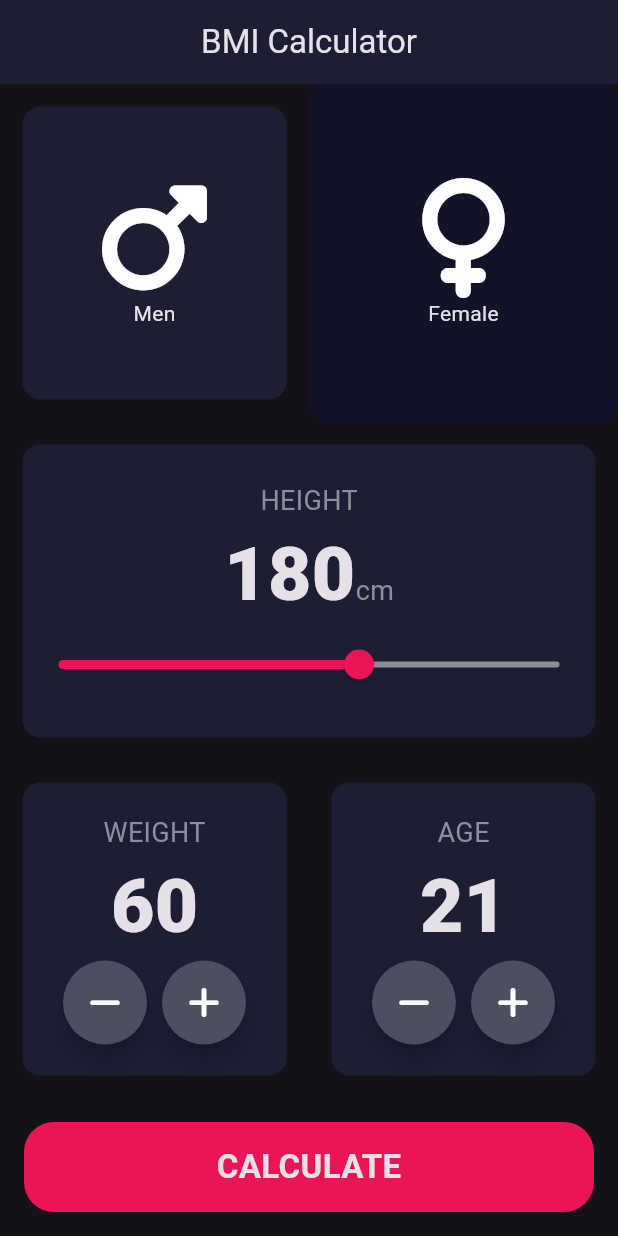
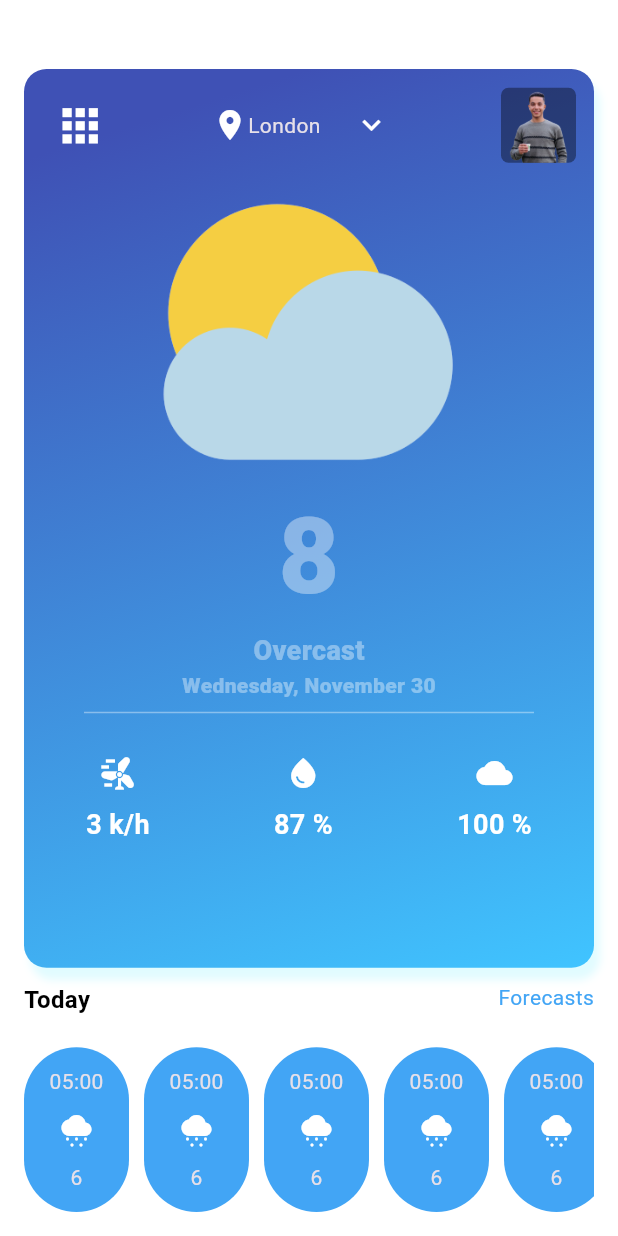
Before and after one commit to kerlos-alrayan/bmi_app, a Flutter app: the screen it shows after launch, on a phone screen of 412 x 824 dp. Run offline on Flutter 3.47's test engine with Material 3 defaults, Android fonts, the phone set to English and light mode, and no system bars; our stand-ins replace dio, font_awesome_flutter, rflutter_alert.

Commit message:
commit 1

```diff
--- a/lib/bmi_calculate/widgets/color_style.dart
+++ b/lib/bmi_calculate/widgets/color_style.dart
@@ -39,3 +39,25 @@ const kBMITextStyle = TextStyle(
 const kBodyTextStyle = TextStyle(
   fontSize: 22.0,
 );
+
+// Weather App
+const kNumberTextStyleWeather = TextStyle(
+  fontSize: 70.0,
+  fontWeight: FontWeight.w900,
+  color: Colors.white38,
+);
+const kBoldTextTextStyleWeather = TextStyle(
+  fontSize:18.0,
+  fontWeight: FontWeight.w900,
+  color: Colors.white38,
+);
+const kNumTextTextStyleWeather = TextStyle(
+  fontSize:18.0,
+  fontWeight: FontWeight.w700,
+  color: Colors.white,
+);
+const kTextTextStyleWeather = TextStyle(
+  fontSize: 14.0,
+  fontWeight: FontWeight.w900,
+  color: Colors.white38,
+);
--- a/lib/main.dart
+++ b/lib/main.dart
@@ -2,6 +2,7 @@ import 'package:flutter/material.dart';
 import 'package:quiz_app/bmi_calculate/screens/home_screen.dart';
 import 'package:quiz_app/services/list_of_ques.dart';
 import 'package:quiz_app/presentation/screens/hospitale_task.dart';
+import 'package:quiz_app/weather_app/presentation/screens/weather_screen.dart';
 import 'package:rflutter_alert/rflutter_alert.dart';
 
 void main() {
@@ -16,7 +17,7 @@ class MyApp extends StatelessWidget {
     return MaterialApp(
       debugShowCheckedModeBanner: false,
       theme: ThemeData.dark(),
-      home: HomeScreen(),
+      home: WeatherScreen(),
     );
   }
 }
--- /dev/null
+++ b/lib/weather_app/presentation/screens/weather_screen.dart
@@ -0,0 +1,202 @@
+import 'package:flutter/material.dart';
+import 'package:quiz_app/bmi_calculate/widgets/color_style.dart';
+
+class WeatherScreen extends StatelessWidget {
+  const WeatherScreen({super.key});
+
+  @override
+  Widget build(BuildContext context) {
+    return Scaffold(
+      backgroundColor: Colors.white,
+      body: Padding(
+        padding: EdgeInsets.all(16),
+        child: Column(
+          spacing: 10,
+          children: [
+            SizedBox(
+              height: 20,
+            ),
+            // Big Container
+            Expanded(
+              flex: 5,
+              child: Container(
+                width: double.infinity,
+                decoration: BoxDecoration(
+                  gradient:  LinearGradient(
+                    colors: [
+                      Colors.indigo,
+                      Colors.lightBlueAccent,
+                      //Color(0xff688fff),
+
+                    ],
+                      begin: FractionalOffset.topCenter,
+                      end: FractionalOffset.bottomRight,
+                  ),
+                  borderRadius: BorderRadius.circular(15),
+                  boxShadow: [
+                    BoxShadow(
+                      color: Color(0xff90CAF9FF),
+                      blurRadius: 4,
+                      offset: Offset(4, 8), // Shadow position
+                    ),
+                  ],
+                ),
+                child: Column(
+                  mainAxisAlignment: MainAxisAlignment.start,
+                  children: [
+                    Padding(
+                      padding: const EdgeInsets.all(12.0),
+                      child: Row(
+                        mainAxisAlignment: MainAxisAlignment.spaceBetween,
+                        children: [
+                          IconButton(
+                            onPressed: () {},
+                            icon: Icon(
+                              Icons.apps,
+                              size: 35,
+                              color: Colors.white,
+                            ),
+                          ),
+                          Row(
+                            children: [
+                              Icon(
+                                Icons.location_on,
+                                color: Colors.white,
+                              ),
+                              Text('London'),
+                              SizedBox(
+                                width: 10,
+                              ),
+                              IconButton(
+                                onPressed: () {},
+                                icon: Icon(
+                                  Icons.keyboard_arrow_down_outlined,
+                                  color: Colors.white,
+                                ),
+                              ),
+                            ],
+                          ),
+                          Container(
+                            width: 50,
+                            height: 50,
+                            decoration: BoxDecoration(
+                              image: DecorationImage(
+                                image: AssetImage(
+                                    'assets/images/my_image3.png',
+                                ),
+                                fit: BoxFit.fill
+                              ),
+                              borderRadius: BorderRadius.circular(5),
+                              color: Colors.black38,
+                            ),
+                          ),
+                        ],
+                      ),
+                    ),
+                    Image.asset('assets/images/weather_image.png',width: 200, height: 200,),
+                    Text('8',
+                    style: kNumberTextStyleWeather,
+                    ),
+                    Text('Overcast',
+                    style: kBoldTextTextStyleWeather,
+                    ),
+                    Text('Wednesday, November 30',
+                    style: kTextTextStyleWeather,
+                    ),
+                    Padding(
+                      padding: const EdgeInsets.only(left: 40, right: 40, bottom: 20),
+                      child: Divider(
+                        color: Colors.white38,
+                      ),
+                    ),
+                    Row(
+                      mainAxisAlignment: MainAxisAlignment.spaceAround,
+                      children: [
+                        Column(
+                          spacing: 10,
+                          children: [
+                            Icon(Icons.wind_power,),
+                            Text('3 k/h',
+                              style: kNumTextTextStyleWeather,
+                            ),
+                          ],
+                        ),Column(
+                          spacing: 10,
+                          children: [
+                            Icon(Icons.water_drop,),
+                            Text('87 %',
+                            style: kNumTextTextStyleWeather,
+                            ),
+                          ],
+                        ),Column(
+                          spacing: 10,
+                          children: [
+                            Icon(Icons.wb_cloudy,),
+                            Text('100 %',
+                              style: kNumTextTextStyleWeather,
+                            ),
+                          ],
+                        ),
+                      ],
+                    ),
+                  ],
+                ),
+              ),
+            ),
+            // Today Text
+            Row(
+              crossAxisAlignment: CrossAxisAlignment.start,
+              children: [
+                Expanded(
+                  child: Text(
+                    'Today',
+                    style: TextStyle(
+                        fontSize: 16,
+                        fontWeight: FontWeight.bold,
+                        color: Colors.black),
+                  ),
+                ),
+                Text(
+                  'Forecasts',
+                  style: TextStyle(fontSize: 14, color: Colors.blue[400]),
+                ),
+              ],
+            ),
+            // ListView of Weather
+            Expanded(
+                child: ListView.builder(
+                    padding: EdgeInsets.only(top: 10),
+                    scrollDirection: Axis.horizontal,
+                    itemCount: 100,
+                    itemBuilder: (context, index) {
+                      return Padding(
+                        padding: const EdgeInsets.only(right: 10),
+                        child: Container(
+                          width: 70,
+                          decoration: BoxDecoration(
+                            borderRadius: BorderRadius.circular(50),
+                            color: Colors.blue[400],
+                          ),
+                          child: Padding(
+                            padding: const EdgeInsets.all(8.0),
+                            child: Column(
+                              mainAxisAlignment: MainAxisAlignment.spaceAround,
+                              children: [
+                                Text('05:00'),
+                                Icon(
+                                  Icons.cloudy_snowing,
+                                  color: Colors.white,
+                                ),
+                                Text('6'),
+                              ],
+                            ),
+                          ),
+                        ),
+                      );
+                    }))
+          ],
+        ),
+      ),
+    );
+  }
+}
```
Also changed, not shown: assets/images/my_image3.png (added), assets/images/weather_image.png (added).
